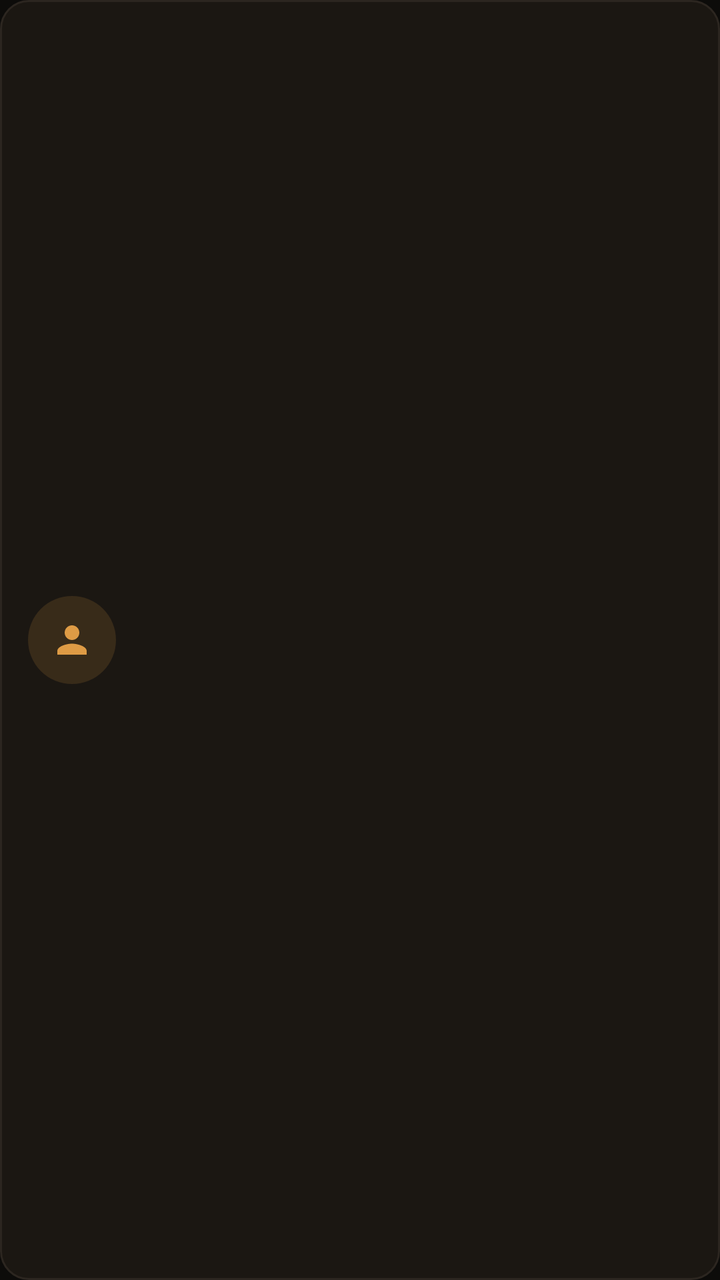
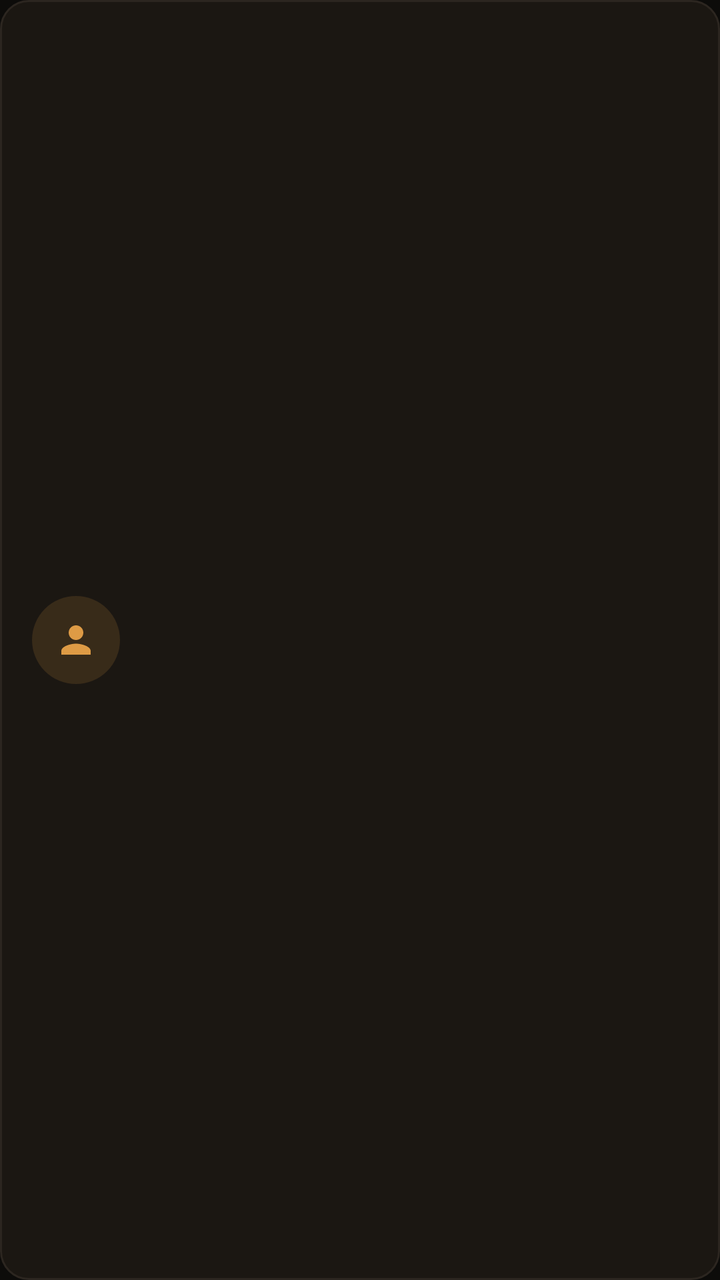

Two renders of the same Android screen: before a commit and after it. Below are the layout's source before the change and the commit's diff.
<!-- AndroidManifest.xml: application theme Theme.RFragancias -->
<!-- res/layout/item_cliente.xml -->
<?xml version="1.0" encoding="utf-8"?>
<LinearLayout xmlns:android="http://schemas.android.com/apk/res/android"
    xmlns:app="http://schemas.android.com/apk/res-auto"
    android:layout_width="match_parent"
    android:layout_height="wrap_content"
    android:layout_marginHorizontal="16dp"
    android:layout_marginBottom="10dp"
    android:orientation="horizontal"
    android:gravity="center_vertical"
    android:background="@drawable/bg_card"
    android:padding="14dp"
    android:clickable="true"
    android:focusable="true"
    android:foreground="?attr/selectableItemBackground">

    <FrameLayout
        android:layout_width="44dp"
        android:layout_height="44dp"
        android:background="@drawable/bg_avatar">

        <ImageView
            android:layout_width="22dp"
            android:layout_height="22dp"
            android:layout_gravity="center"
            android:src="@drawable/ic_person"
            app:tint="@color/primary" />
    </FrameLayout>

    <LinearLayout
        android:layout_width="0dp"
        android:layout_height="wrap_content"
        android:layout_weight="1"
        android:layout_marginStart="12dp"
        android:orientation="vertical">

        <TextView
            android:id="@+id/texto_nombre"
            android:layout_width="match_parent"
            android:layout_height="wrap_content"
            android:textColor="@color/text_primary"
            android:textSize="15sp"
            android:maxLines="1"
            android:ellipsize="end" />

        <TextView
            android:id="@+id/texto_subtitulo"
            android:layout_width="match_parent"
            android:layout_height="wrap_content"
            android:textColor="@color/text_muted"
            android:textSize="12sp"
            android:maxLines="1"
            android:ellipsize="end" />
    </LinearLayout>

    <TextView
        android:id="@+id/texto_deuda"
        android:layout_width="wrap_content"
        android:layout_height="wrap_content"
        android:textColor="@color/danger"
        android:textSize="14sp"
        android:textStyle="bold" />

</LinearLayout>
<!-- resources referenced by this layout -->
<resources>
  <color name="danger">#E08A72</color>
  <color name="primary">#DE9B45</color>
  <color name="text_muted">#ACA090</color>
  <color name="text_primary">#F4EEE2</color>
  <!-- drawable bg_avatar (drawable) -->
  <shape xmlns:android="http://schemas.android.com/apk/res/android" android:shape="oval">
      <solid android:color="@color/primary_soft"/>
  </shape>
  <!-- drawable bg_card (drawable) -->
  <shape xmlns:android="http://schemas.android.com/apk/res/android" android:shape="rectangle">
      <corners android:radius="14dp"/>
      <solid android:color="@color/surface"/>
      <stroke android:width="1dp" android:color="@color/border"/>
  </shape>
  <!-- drawable ic_person (drawable) -->
  <vector xmlns:android="http://schemas.android.com/apk/res/android"
      android:width="24dp" android:height="24dp" android:viewportWidth="24" android:viewportHeight="24">
      <path android:fillColor="#F4EEE2" android:pathData="M12,12c2.21,0 4,-1.79 4,-4s-1.79,-4 -4,-4 -4,1.79 -4,4 1.79,4 4,4zM12,14c-2.67,0 -8,1.34 -8,4v2h16v-2c0,-2.66 -5.33,-4 -8,-4z"/>
  </vector>
  <style name="Theme.RFragancias" parent="Theme.MaterialComponents.DayNight.NoActionBar">
          <item name="colorPrimary">@color/primary</item>
          <item name="colorPrimaryDark">@color/bg</item>
          <item name="colorAccent">@color/primary</item>
          <item name="colorSurface">@color/surface</item>
          <item name="colorOnSurface">@color/text_primary</item>
          <item name="colorOnPrimary">@color/bg</item>
          <item name="android:windowBackground">@color/bg</item>
          <item name="android:statusBarColor">@color/bg</item>
          <item name="android:navigationBarColor">@color/bg</item>
          <item name="android:windowLightStatusBar" tools:targetApi="m">false</item>
          <item name="android:textColorPrimary">@color/text_primary</item>
          <item name="android:textColorSecondary">@color/text_muted</item>
          <item name="materialButtonStyle">@style/Widget.RFragancias.Button</item>
          <item name="editTextStyle">@style/Widget.RFragancias.EditText</item>
          <item name="textInputStyle">@style/Widget.RFragancias.TextInputLayout</item>
      </style>
  <color name="primary_soft">#26DE9B45</color>
  <color name="surface">#1B1712</color>
  <color name="border">#2C2620</color>
  <color name="bg">#0D0C0A</color>
  <style name="Widget.RFragancias.Button" parent="Widget.MaterialComponents.Button">
          <item name="backgroundTint">@color/primary</item>
          <item name="android:textColor">@color/bg</item>
          <item name="android:textAllCaps">false</item>
          <item name="cornerRadius">10dp</item>
          <item name="android:letterSpacing">0.01</item>
          <item name="android:paddingTop">12dp</item>
          <item name="android:paddingBottom">12dp</item>
      </style>
  <style name="Widget.RFragancias.EditText" parent="Widget.AppCompat.EditText">
          <item name="android:textColor">@color/text_primary</item>
          <item name="android:textColorHint">@color/text_muted</item>
      </style>
  <style name="Widget.RFragancias.TextInputLayout" parent="Widget.MaterialComponents.TextInputLayout.OutlinedBox">
          <item name="boxStrokeColor">@color/border</item>
          <item name="hintTextColor">@color/primary</item>
          <item name="android:textColorHint">@color/text_muted</item>
          <item name="boxCornerRadiusTopStart">10dp</item>
          <item name="boxCornerRadiusTopEnd">10dp</item>
          <item name="boxCornerRadiusBottomStart">10dp</item>
          <item name="boxCornerRadiusBottomEnd">10dp</item>
      </style>
</resources>

<!-- the commit's change to res/layout/item_cliente.xml (unified diff, before → after) -->
@@ -4,11 +4,11 @@
     android:layout_width="match_parent"
     android:layout_height="wrap_content"
     android:layout_marginHorizontal="16dp"
-    android:layout_marginBottom="10dp"
+    android:layout_marginBottom="8dp"
     android:orientation="horizontal"
     android:gravity="center_vertical"
     android:background="@drawable/bg_card"
-    android:padding="14dp"
+    android:padding="16dp"
     android:clickable="true"
     android:focusable="true"
     android:foreground="?attr/selectableItemBackground">
@@ -23,6 +23,8 @@
             android:layout_height="22dp"
             android:layout_gravity="center"
             android:src="@drawable/ic_person"
+            android:contentDescription="@null"
+            android:importantForAccessibility="no"
             app:tint="@color/primary" />
     </FrameLayout>
 
<!-- resource entries referenced after the edit -->
@@ -26,6 +26,8 @@
           <item name="colorSurface">@color/surface</item>
           <item name="colorOnSurface">@color/text_primary</item>
           <item name="colorOnPrimary">@color/bg</item>
+          <item name="colorError">@color/error</item>
+          <item name="colorOnError">@color/bg</item>
           <item name="android:windowBackground">@color/bg</item>
           <item name="android:statusBarColor">@color/bg</item>
           <item name="android:navigationBarColor">@color/bg</item>
@@ -40,6 +42,7 @@
   <color name="surface">#1B1712</color>
   <color name="border">#2C2620</color>
   <color name="bg">#0D0C0A</color>
+  <color name="error">#E08A72</color>
   <style name="Widget.RFragancias.Button" parent="Widget.MaterialComponents.Button">
           <item name="backgroundTint">@color/primary</item>
           <item name="android:textColor">@color/bg</item>
@@ -54,7 +57,10 @@
           <item name="android:textColorHint">@color/text_muted</item>
       </style>
   <style name="Widget.RFragancias.TextInputLayout" parent="Widget.MaterialComponents.TextInputLayout.OutlinedBox">
-          <item name="boxStrokeColor">@color/border</item>
+          <item name="boxStrokeColor">@color/input_stroke</item>
+          <item name="boxStrokeErrorColor">@color/error</item>
+          <item name="errorTextColor">@color/error</item>
+          <item name="errorIconTint">@color/error</item>
           <item name="hintTextColor">@color/primary</item>
           <item name="android:textColorHint">@color/text_muted</item>
           <item name="boxCornerRadiusTopStart">10dp</item>
